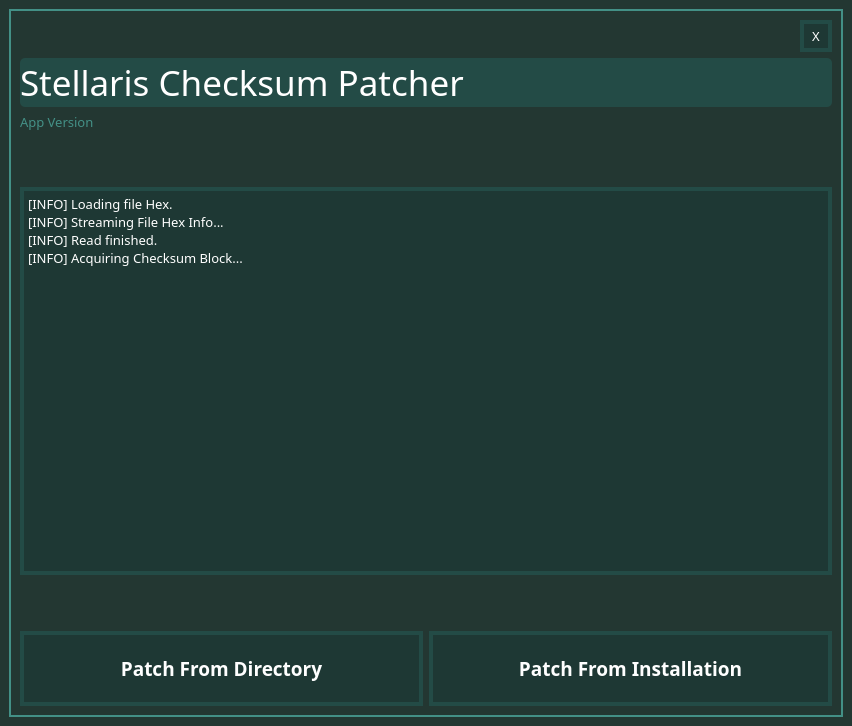
Above: Stellaris Checksum Patcher/UI/StellarisChecksumPatcherUI.ui from r0fld4nc3/Stellaris-Exe-Checksum-Patcher before the change. Below: the same form after it.
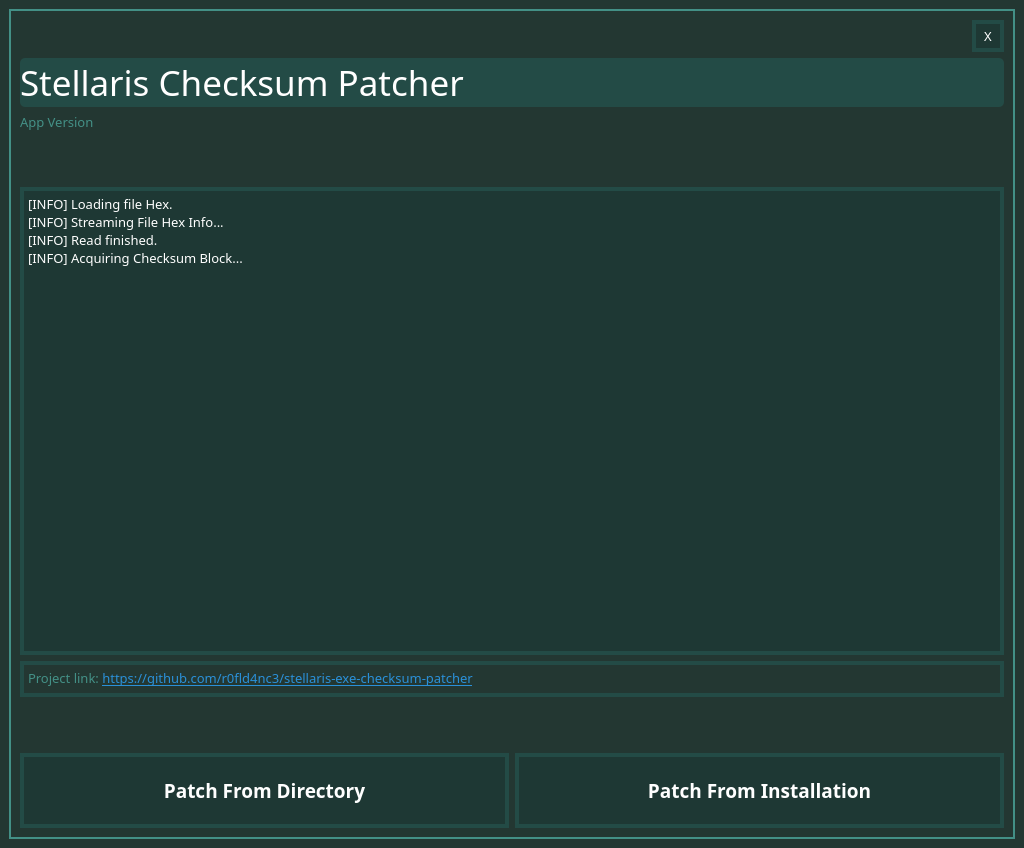
That is the form after the change.

What changed in the file:
```diff
--- a/Stellaris Checksum Patcher/UI/StellarisChecksumPatcherUI.ui
+++ b/Stellaris Checksum Patcher/UI/StellarisChecksumPatcherUI.ui
@@ -6,8 +6,8 @@
    <rect>
     <x>0</x>
     <y>0</y>
-    <width>852</width>
-    <height>726</height>
+    <width>1024</width>
+    <height>848</height>
    </rect>
   </property>
   <property name="sizePolicy">
@@ -247,6 +247,62 @@
          </property>
         </widget>
        </item>
+       <item>
+        <layout class="QHBoxLayout" name="hlayout_after_terminal_display">
+         <property name="spacing">
+          <number>0</number>
+         </property>
+         <item>
+          <widget class="QTextBrowser" name="txt_browser_project_link">
+           <property name="enabled">
+            <bool>true</bool>
+           </property>
+           <property name="sizePolicy">
+            <sizepolicy hsizetype="Expanding" vsizetype="Ignored">
+             <horstretch>0</horstretch>
+             <verstretch>0</verstretch>
+            </sizepolicy>
+           </property>
+           <property name="maximumSize">
+            <size>
+             <width>16777215</width>
+             <height>36</height>
+            </size>
+           </property>
+           <property name="font">
+            <font>
+             <family>Century Gothic</family>
+             <pointsize>10</pointsize>
+             <weight>75</weight>
+             <bold>true</bold>
+            </font>
+           </property>
+           <property name="styleSheet">
+            <string notr="true">border: 4px solid rgb(35, 75, 70);</string>
+           </property>
+           <property name="verticalScrollBarPolicy">
+            <enum>Qt::ScrollBarAlwaysOff</enum>
+           </property>
+           <property name="horizontalScrollBarPolicy">
+            <enum>Qt::ScrollBarAlwaysOff</enum>
+           </property>
+           <property name="sizeAdjustPolicy">
+            <enum>QAbstractScrollArea::AdjustToContents</enum>
+           </property>
+           <property name="html">
+            <string>&lt;!DOCTYPE HTML PUBLIC &quot;-//W3C//DTD HTML 4.0//EN&quot; &quot;http://www.w3.org/TR/REC-html40/strict.dtd&quot;&gt;
+&lt;html&gt;&lt;head&gt;&lt;meta name=&quot;qrichtext&quot; content=&quot;1&quot; /&gt;&lt;style type=&quot;text/css&quot;&gt;
+p, li { white-space: pre-wrap; }
+&lt;/style&gt;&lt;/head&gt;&lt;body style=&quot; font-family:'Century Gothic'; font-size:10pt; font-weight:600; font-style:normal;&quot;&gt;
+&lt;p style=&quot; margin-top:12px; margin-bottom:12px; margin-left:0px; margin-right:0px; -qt-block-indent:0; text-indent:0px;&quot;&gt;&lt;span style=&quot; font-weight:400;&quot;&gt;Project link: &lt;/span&gt;&lt;a href=&quot;https://github.com/r0fld4nc3/stellaris-exe-checksum-patcher&quot;&gt;&lt;span style=&quot; font-weight:400; text-decoration: underline; color:#2a90d8;&quot;&gt;https://github.com/r0fld4nc3/stellaris-exe-checksum-patcher&lt;/span&gt;&lt;/a&gt;&lt;/p&gt;&lt;/body&gt;&lt;/html&gt;</string>
+           </property>
+           <property name="openExternalLinks">
+            <bool>true</bool>
+           </property>
+          </widget>
+         </item>
+        </layout>
+       </item>
        <item>
         <spacer name="verticalSpacer_2">
          <property name="orientation">
```
